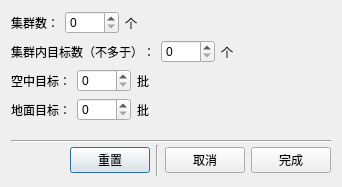
The window that settingdialog.ui (kernelhcy/targettracking) describes before a commit, drawn with Qt 5.
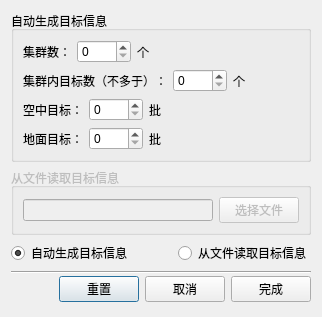
The same window after the commit.

Commit message: 增加从文件读取目标数据的功能

The edit to the form file:
```diff
--- a/settingdialog.ui
+++ b/settingdialog.ui
@@ -6,8 +6,8 @@
    <rect>
     <x>0</x>
     <y>0</y>
-    <width>342</width>
-    <height>187</height>
+    <width>322</width>
+    <height>288</height>
    </rect>
   </property>
   <property name="windowTitle">
@@ -17,7 +17,67 @@
    <bool>true</bool>
   </property>
   <layout class="QGridLayout" name="gridLayout">
-   <item row="0" column="0" colspan="2">
+   <item row="9" column="1" rowspan="3">
+    <layout class="QHBoxLayout" name="horizontalLayout_5">
+     <item>
+      <widget class="QPushButton" name="resetBtn">
+       <property name="text">
+        <string>重置</string>
+       </property>
+      </widget>
+     </item>
+     <item>
+      <widget class="QPushButton" name="cancelBtn">
+       <property name="text">
+        <string>取消</string>
+       </property>
+      </widget>
+     </item>
+     <item>
+      <widget class="QPushButton" name="okBtn">
+       <property name="text">
+        <string>完成</string>
+       </property>
+      </widget>
+     </item>
+    </layout>
+   </item>
+   <item row="8" column="0" rowspan="2" colspan="2">
+    <widget class="Line" name="line">
+     <property name="orientation">
+      <enum>Qt::Horizontal</enum>
+     </property>
+    </widget>
+   </item>
+   <item row="2" column="0" colspan="2">
+    <widget class="QGroupBox" name="fromFileGroupBox">
+     <property name="enabled">
+      <bool>false</bool>
+     </property>
+     <property name="title">
+      <string>从文件读取目标信息</string>
+     </property>
+     <layout class="QHBoxLayout" name="horizontalLayout_7">
+      <item>
+       <widget class="QLineEdit" name="filePathEdit"/>
+      </item>
+      <item>
+       <widget class="QPushButton" name="selectFileBtn">
+        <property name="text">
+         <string>选择文件</string>
+        </property>
+       </widget>
+      </item>
+     </layout>
+    </widget>
+   </item>
+   <item row="1" column="0" colspan="2">
+    <widget class="QGroupBox" name="autoGenerateGroupBox">
+     <property name="title">
+      <string>自动生成目标信息</string>
+     </property>
+     <layout class="QHBoxLayout" name="horizontalLayout_6">
+      <item>
     <layout class="QVBoxLayout" name="verticalLayout">
      <item>
       <layout class="QHBoxLayout" name="horizontalLayout">
@@ -173,14 +233,47 @@
      </item>
     </layout>
    </item>
-   <item row="1" column="0" rowspan="2" colspan="2">
-    <widget class="Line" name="line">
+     </layout>
+    </widget>
+   </item>
+   <item row="4" column="0" colspan="2">
+    <layout class="QHBoxLayout" name="horizontalLayout_8">
+     <item>
+      <widget class="QRadioButton" name="autoGenerateRBtn">
+       <property name="text">
+        <string>自动生成目标信息</string>
+       </property>
+       <property name="checked">
+        <bool>true</bool>
+       </property>
+      </widget>
+     </item>
+     <item>
+      <spacer name="horizontalSpacer_6">
      <property name="orientation">
       <enum>Qt::Horizontal</enum>
      </property>
-    </widget>
-   </item>
-   <item row="3" column="0">
+       <property name="sizeHint" stdset="0">
+        <size>
+         <width>40</width>
+         <height>20</height>
+        </size>
+       </property>
+      </spacer>
+     </item>
+     <item>
+      <widget class="QRadioButton" name="fromFileRBtn">
+       <property name="text">
+        <string>从文件读取目标信息</string>
+       </property>
+       <property name="checked">
+        <bool>false</bool>
+       </property>
+      </widget>
+     </item>
+    </layout>
+   </item>
+   <item row="10" column="0">
     <spacer name="horizontalSpacer_5">
      <property name="orientation">
       <enum>Qt::Horizontal</enum>
@@ -193,38 +286,6 @@
      </property>
     </spacer>
    </item>
-   <item row="2" column="1" rowspan="2">
-    <layout class="QHBoxLayout" name="horizontalLayout_5">
-     <item>
-      <widget class="QPushButton" name="resetBtn">
-       <property name="text">
-        <string>重置</string>
-       </property>
-      </widget>
-     </item>
-     <item>
-      <widget class="Line" name="line_2">
-       <property name="orientation">
-        <enum>Qt::Vertical</enum>
-       </property>
-      </widget>
-     </item>
-     <item>
-      <widget class="QPushButton" name="cancelBtn">
-       <property name="text">
-        <string>取消</string>
-       </property>
-      </widget>
-     </item>
-     <item>
-      <widget class="QPushButton" name="okBtn">
-       <property name="text">
-        <string>完成</string>
-       </property>
-      </widget>
-     </item>
-    </layout>
-   </item>
   </layout>
  </widget>
  <resources/>
```
Lines whose indentation alone changed are shown as unchanged. The commit also changes 5 other files.
